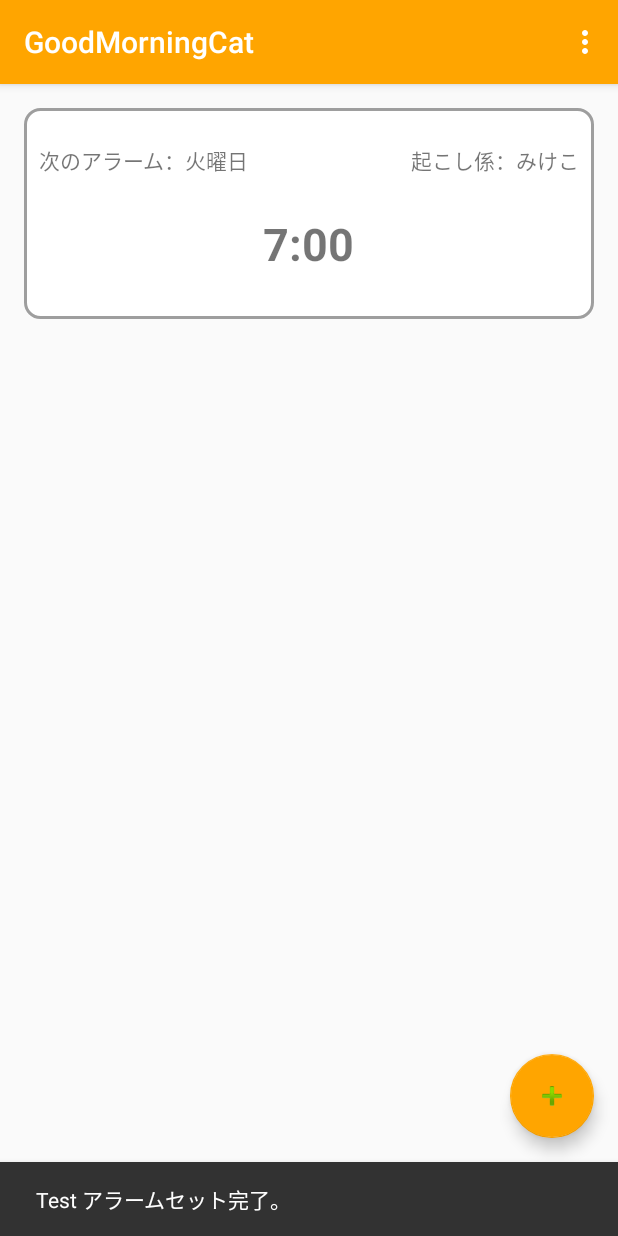
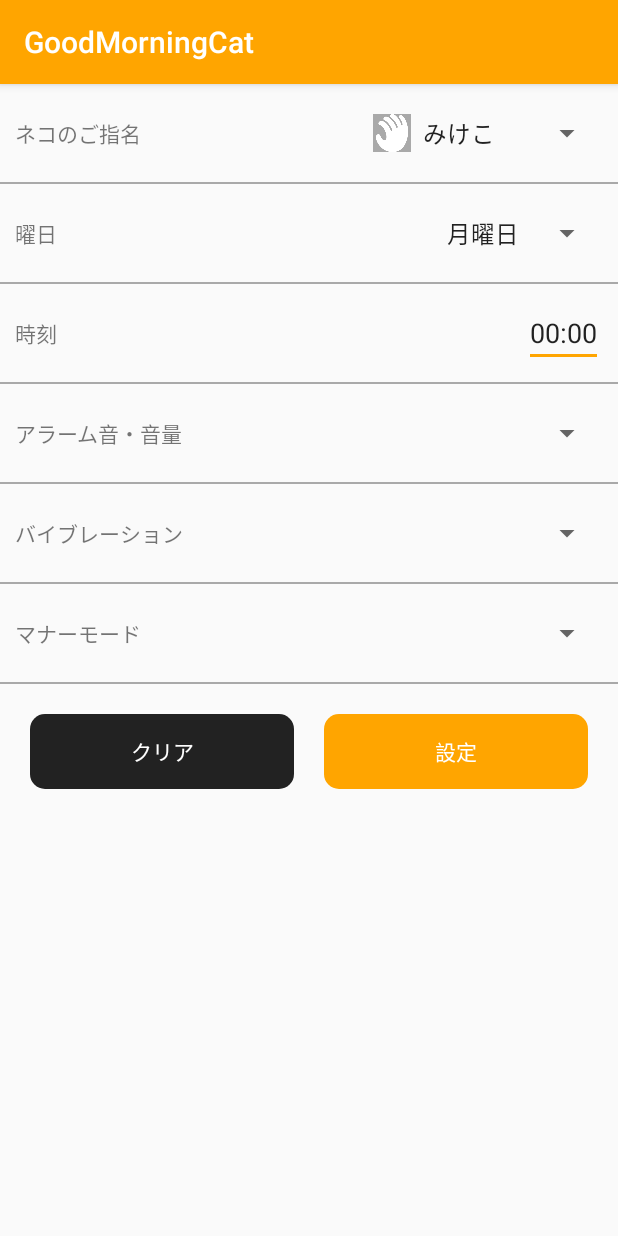
Before and after one commit to zawamari/goodmorningcat, an Android app: the screen it shows after launch (MainActivity before the commit, AlertSettingActivity after it), after a tap on an icon or button, on a phone screen of 412 x 824 dp. Run offline under Robolectric (Android 15) with nearby library versions, the phone set to English and light mode, and no system bars.

Commit message:
set calender

```diff
--- a/app/src/main/java/com/cat/morning/goodmorningcat/AlarmBroadcastReceiver.java
+++ b/app/src/main/java/com/cat/morning/goodmorningcat/AlarmBroadcastReceiver.java
@@ -39,9 +39,9 @@ public class AlarmBroadcastReceiver extends BroadcastReceiver {
                 .setWhen(System.currentTimeMillis())
                 .setContentTitle("TestAlarm")
                 .setContentText("時間になりました")
-                        // 音、バイブレート、LEDで通知
+                // 音、バイブレート、LEDで通知
                 .setDefaults(Notification.DEFAULT_ALL)
-                        // 通知をタップした時にMainActivityを立ち上げる
+                // 通知をタップした時にMainActivityを立ち上げる
                 .setContentIntent(pendingIntent)
                 .build();
 
--- a/app/src/main/java/com/cat/morning/goodmorningcat/MainActivity.java
+++ b/app/src/main/java/com/cat/morning/goodmorningcat/MainActivity.java
@@ -36,7 +36,6 @@ import java.util.Calendar;
 public class MainActivity extends AppCompatActivity {
 
     private static final int bid1 = 1;
-    private static final int bid2 = 2;
 
     @Override
     protected void onCreate(Bundle savedInstanceState) {
@@ -134,38 +133,9 @@ public class MainActivity extends AppCompatActivity {
             @Override
             public void onClick(View view) {
 
-                Calendar calendar = Calendar.getInstance();
-                calendar.set(Calendar.YEAR, 2016);
-                calendar.set(Calendar.MONTH, 1);// 7=>8月 Calendar.MONTH は0から始まる
-                calendar.set(Calendar.DATE, 15);
-                calendar.set(Calendar.HOUR_OF_DAY, 8);
-                calendar.set(Calendar.MINUTE, 40 );
-                calendar.set(Calendar.SECOND, 0);
-                calendar.set(Calendar.MILLISECOND, 0);
+                Intent intent = new Intent(MainActivity.this, AlertSettingActivity.class);
+                startActivityForResult(intent, 0);
 
-                Intent intent = new Intent(getApplicationContext(), AlarmBroadcastReceiver.class);
-                intent.putExtra("intentId", 2);
-                PendingIntent pending = PendingIntent.getBroadcast(getApplicationContext(), bid2, intent, 0);
-
-                // アラームをセットする
-                AlarmManager am = (AlarmManager)MainActivity.this.getSystemService(ALARM_SERVICE);
-                am.set(AlarmManager.RTC_WAKEUP, calendar.getTimeInMillis(), pending);
-
-                Toast.makeText(getApplicationContext(), "Set Alarm ", Toast.LENGTH_SHORT).show();
-
-
-                SQLiteDatabase db = MyDBHelper.getInstance(MainActivity.this).getWritableDatabase();
-
-                db.execSQL("INSERT INTO alert_set_table (week,time,cat_type, status) VALUES ('火曜','08:30', 1, 1)");
-
-
-
-                Cursor cs = db.rawQuery("SELECT * FROM alert_set_table ", null);
-
-                Log.d("test count is ", Integer.toString(cs.getCount()));
-
-                Snackbar.make(view, "Test アラームセット完了。", Snackbar.LENGTH_LONG)
-                        .setAction("Action", null).show();
             }
         });
 
```
Also changed, not shown: app/src/main/java/com/cat/morning/goodmorningcat/AlertSettingActivity.java (+38 -0 lines).
